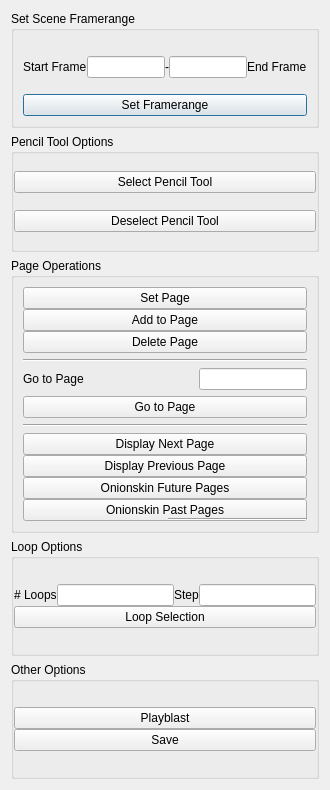
Qt form ecanimationflipbook.ui (eoghancunneen/mayaflipbook) before a commit.
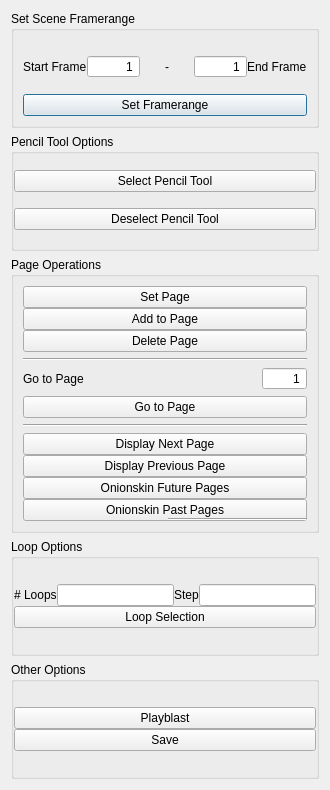
The same form after that commit.

What changed in the file:
```diff
--- a/ecanimationflipbook.ui
+++ b/ecanimationflipbook.ui
@@ -41,7 +41,20 @@
            </widget>
           </item>
           <item>
-           <widget class="QLineEdit" name="le_start_frame"/>
+           <widget class="QSpinBox" name="sb_start_frame">
+            <property name="alignment">
+             <set>Qt::AlignRight|Qt::AlignTrailing|Qt::AlignVCenter</set>
+            </property>
+            <property name="buttonSymbols">
+             <enum>QAbstractSpinBox::NoButtons</enum>
+            </property>
+            <property name="minimum">
+             <number>1</number>
+            </property>
+            <property name="maximum">
+             <number>9999</number>
+            </property>
+           </widget>
           </item>
           <item>
            <widget class="QLabel" name="label_3">
@@ -54,7 +67,20 @@
            </widget>
           </item>
           <item>
-           <widget class="QLineEdit" name="le_end_frame"/>
+           <widget class="QSpinBox" name="sb_end_frame">
+            <property name="alignment">
+             <set>Qt::AlignRight|Qt::AlignTrailing|Qt::AlignVCenter</set>
+            </property>
+            <property name="buttonSymbols">
+             <enum>QAbstractSpinBox::NoButtons</enum>
+            </property>
+            <property name="minimum">
+             <number>1</number>
+            </property>
+            <property name="maximum">
+             <number>9999</number>
+            </property>
+           </widget>
           </item>
           <item>
            <widget class="QLabel" name="lb_end_frame">
@@ -174,7 +200,23 @@
              </spacer>
             </item>
             <item>
-             <widget class="QLineEdit" name="le_go_to_page"/>
+             <widget class="QSpinBox" name="sb_go_to_page">
+              <property name="frame">
+               <bool>true</bool>
+              </property>
+              <property name="alignment">
+               <set>Qt::AlignRight|Qt::AlignTrailing|Qt::AlignVCenter</set>
+              </property>
+              <property name="buttonSymbols">
+               <enum>QAbstractSpinBox::NoButtons</enum>
+              </property>
+              <property name="minimum">
+               <number>1</number>
+              </property>
+              <property name="maximum">
+               <number>99999</number>
+              </property>
+             </widget>
             </item>
            </layout>
           </item>
```
Left out of the diff: 5 changed lines with no effect on the pictures.
